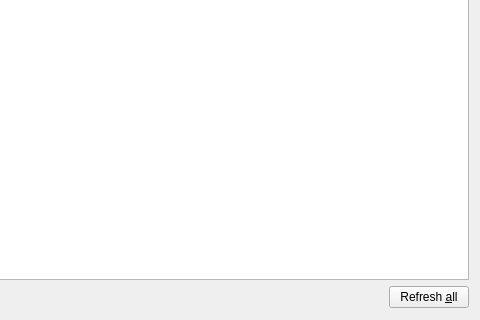
Above: src/xtalopt/ui/tab_progress.ui from xtalopt/XtalOpt before the change; both pictures show x 650 to 1130 and y 277 to 597 of the 1130 by 597 pixel window. Below: the same form after it.
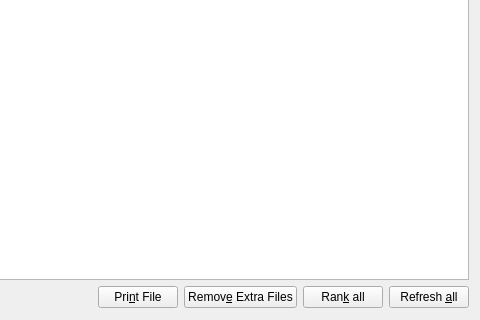
That is the form after the change.

The edit to the form file:
```diff
--- a/src/xtalopt/ui/tab_progress.ui
+++ b/src/xtalopt/ui/tab_progress.ui
@@ -14,8 +14,11 @@
    <string>Form</string>
   </property>
   <layout class="QGridLayout" name="gridLayout">
-   <item row="0" column="0" colspan="5">
+   <item row="0" column="0" colspan="8">
     <widget class="QTableWidget" name="table_list">
+     <property name="sortingEnabled">
+      <bool>true</bool>
+     </property>
      <property name="contextMenuPolicy">
       <enum>Qt::CustomContextMenu</enum>
      </property>
@@ -127,13 +130,34 @@
      </property>
      <property name="sizeHint" stdset="0">
       <size>
-       <width>40</width>
+       <width>5</width>
        <height>20</height>
       </size>
      </property>
     </spacer>
    </item>
-   <item row="2" column="4">
+    <item row="2" column="4">
+    <widget class="QPushButton" name="push_print">
+     <property name="text">
+      <string>Pri&amp;nt File</string>
+     </property>
+    </widget>
+   </item>
+  <item row="2" column="5">
+    <widget class="QPushButton" name="push_clear">
+     <property name="text">
+      <string>Remov&amp;e Extra Files</string>
+     </property>
+    </widget>
+   </item>
+   <item row="2" column="6">
+    <widget class="QPushButton" name="push_rank">
+     <property name="text">
+      <string>Ran&amp;k all</string>
+     </property>
+    </widget>
+   </item>
+   <item row="2" column="7">
     <widget class="QPushButton" name="push_refreshAll">
      <property name="text">
       <string>Refresh &amp;all</string>
```
Left out of the diff: 2 changed lines with no effect on the pictures.
